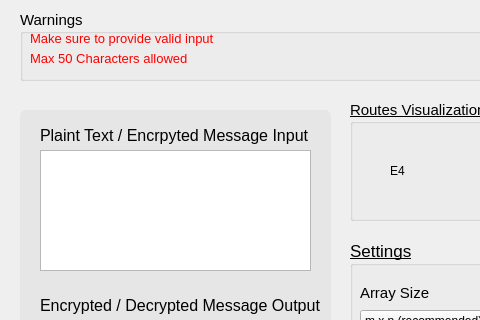
First picture: the form in data/second-method.ui, repository aziznal/luigi-sacco-and-route-encryption, before the edit; both pictures show x 0 to 480 and y 0 to 320 of the 580 by 660 pixel window.
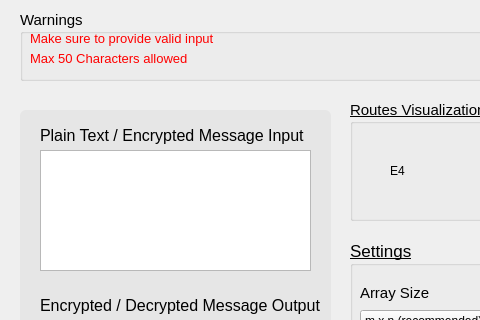
Second picture: the form after the edit.

Commit message: Fixes typo in textedit labels

```diff
--- a/data/second-method.ui
+++ b/data/second-method.ui
@@ -269,7 +269,7 @@
       </font>
      </property>
      <property name="text">
-      <string>Plaint Text / Encrpyted Message Input</string>
+      <string>Plain Text / Encrypted Message Input</string>
      </property>
     </widget>
     <widget class="QTextEdit" name="inputTextEdit">
```
The commit also changes 2 other files.
